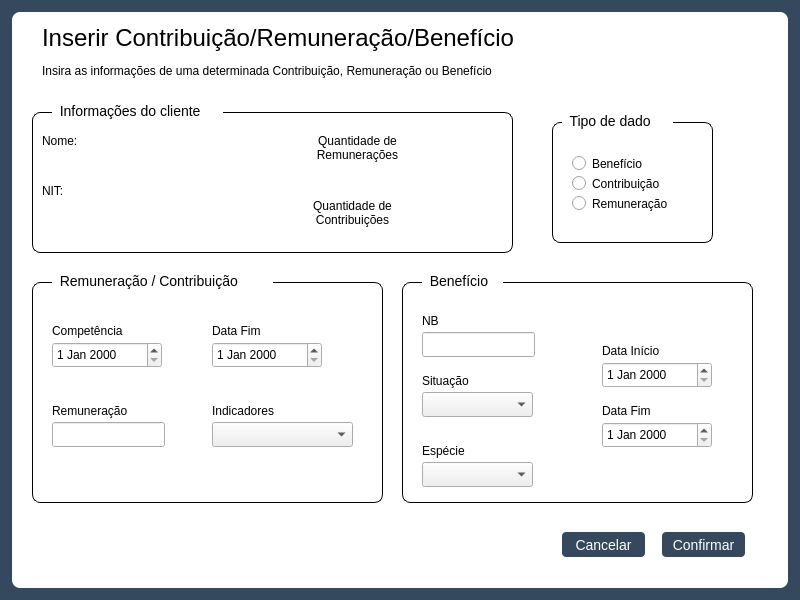
Above: Telas/UI/insereContrib.ui from newprev/PrevCliente before the change. Below: the same form after it.
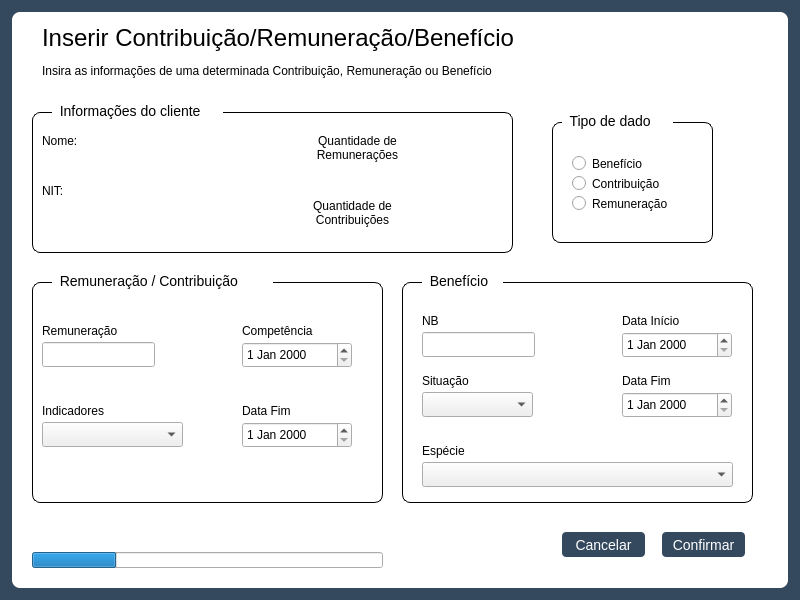
That is the form after the change.

```diff
--- a/Telas/UI/insereContrib.ui
+++ b/Telas/UI/insereContrib.ui
@@ -366,7 +366,7 @@
        <widget class="QLabel" name="label">
         <property name="geometry">
          <rect>
-          <x>20</x>
+          <x>210</x>
           <y>40</y>
           <width>101</width>
           <height>17</height>
@@ -379,8 +379,8 @@
        <widget class="QLabel" name="label_2">
         <property name="geometry">
          <rect>
-          <x>20</x>
-          <y>120</y>
+          <x>10</x>
+          <y>40</y>
           <width>101</width>
           <height>17</height>
          </rect>
@@ -392,8 +392,8 @@
        <widget class="QLineEdit" name="leRemuneracao">
         <property name="geometry">
          <rect>
-          <x>20</x>
-          <y>140</y>
+          <x>10</x>
+          <y>60</y>
           <width>113</width>
           <height>25</height>
          </rect>
@@ -402,8 +402,8 @@
        <widget class="QLabel" name="lbInfoDataFim">
         <property name="geometry">
          <rect>
-          <x>180</x>
-          <y>40</y>
+          <x>210</x>
+          <y>120</y>
           <width>131</width>
           <height>17</height>
          </rect>
@@ -415,7 +415,7 @@
        <widget class="QLabel" name="label_4">
         <property name="geometry">
          <rect>
-          <x>180</x>
+          <x>10</x>
           <y>120</y>
           <width>91</width>
           <height>17</height>
@@ -428,7 +428,7 @@
        <widget class="QDateEdit" name="dtCompetencia">
         <property name="geometry">
          <rect>
-          <x>20</x>
+          <x>210</x>
           <y>60</y>
           <width>110</width>
           <height>26</height>
@@ -438,8 +438,8 @@
        <widget class="QDateEdit" name="dtFimContRem">
         <property name="geometry">
          <rect>
-          <x>180</x>
-          <y>60</y>
+          <x>210</x>
+          <y>140</y>
           <width>110</width>
           <height>26</height>
          </rect>
@@ -448,7 +448,7 @@
        <widget class="QComboBox" name="cbxIndicadores">
         <property name="geometry">
          <rect>
-          <x>180</x>
+          <x>10</x>
           <y>140</y>
           <width>141</width>
           <height>25</height>
@@ -500,8 +500,8 @@
        <widget class="QLabel" name="label_5">
         <property name="geometry">
          <rect>
-          <x>200</x>
-          <y>60</y>
+          <x>220</x>
+          <y>30</y>
           <width>101</width>
           <height>17</height>
          </rect>
@@ -526,8 +526,8 @@
        <widget class="QLabel" name="label_7">
         <property name="geometry">
          <rect>
-          <x>200</x>
-          <y>120</y>
+          <x>220</x>
+          <y>90</y>
           <width>64</width>
           <height>17</height>
          </rect>
@@ -552,8 +552,8 @@
        <widget class="QDateEdit" name="dtInicio">
         <property name="geometry">
          <rect>
-          <x>200</x>
-          <y>80</y>
+          <x>220</x>
+          <y>50</y>
           <width>110</width>
           <height>26</height>
          </rect>
@@ -562,8 +562,8 @@
        <widget class="QDateEdit" name="dtFim">
         <property name="geometry">
          <rect>
-          <x>200</x>
-          <y>140</y>
+          <x>220</x>
+          <y>110</y>
           <width>110</width>
           <height>26</height>
          </rect>
@@ -597,7 +597,7 @@
          <rect>
           <x>20</x>
           <y>180</y>
-          <width>111</width>
+          <width>311</width>
           <height>25</height>
          </rect>
         </property>
@@ -639,6 +639,35 @@
         <string>Cancelar</string>
        </property>
       </widget>
+      <widget class="QLabel" name="lbInfoSistema">
+       <property name="geometry">
+        <rect>
+         <x>20</x>
+         <y>510</y>
+         <width>351</width>
+         <height>21</height>
+        </rect>
+       </property>
+       <property name="text">
+        <string/>
+       </property>
+      </widget>
+      <widget class="QProgressBar" name="pbarSistema">
+       <property name="geometry">
+        <rect>
+         <x>20</x>
+         <y>540</y>
+         <width>351</width>
+         <height>16</height>
+        </rect>
+       </property>
+       <property name="value">
+        <number>24</number>
+       </property>
+       <property name="textVisible">
+        <bool>false</bool>
+       </property>
+      </widget>
       <zorder>frInfo</zorder>
       <zorder>lbTitulo</zorder>
       <zorder>lbSubtitulo</zorder>
```
Left out of the diff: 6 changed lines with no effect on the pictures.
